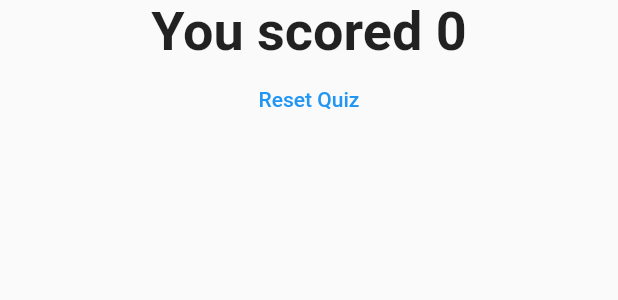
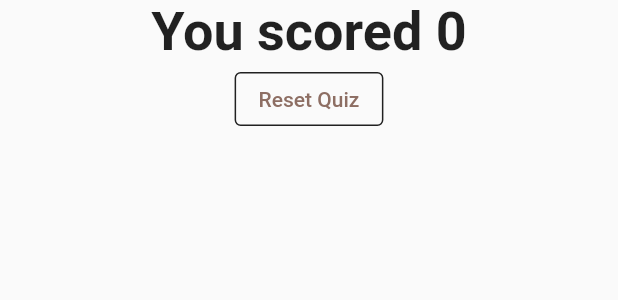
Before and after one commit to Ismail-Ai404/flutter_complete_guide, a Flutter app: the Result widget shown alone on an empty page, opened directly with empty values, on a phone screen of 412 x 824 dp. Shown: the top 300 px of the screen. Run offline on Flutter 3.47's test engine with Material 2 defaults, Android fonts, the phone set to English and light mode, and no system bars.

Commit message:
Delete depreciated Buttons

```diff
--- a/lib/answer.dart
+++ b/lib/answer.dart
@@ -13,6 +13,8 @@ class Answer extends StatelessWidget {
     return Container(
       width: double.infinity,
       child: ElevatedButton(
+        style: ButtonStyle(
+            backgroundColor: MaterialStateProperty.all(Colors.black)),
         child: Text('$count. $question'),
         onPressed: _direct,
       ),
--- a/lib/result.dart
+++ b/lib/result.dart
@@ -19,10 +19,12 @@ class Result extends StatelessWidget {
           style: TextStyle(fontSize: 36, fontWeight: FontWeight.bold),
           textAlign: TextAlign.center,
         ),
-        FlatButton(
+        OutlinedButton(
+          style: OutlinedButton.styleFrom(
+              primary: Colors.brown[400],
+              side: BorderSide(color: Colors.black87)),
           onPressed: resetquiz,
           child: Text('Reset Quiz'),
-          textColor: Colors.blue,
         )
       ],
     ));
```
